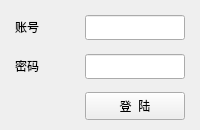
Old version of the form fluent_queue/ui_qt/ui_login.ui in the repository qweaxdzsc/fluent_add_on.
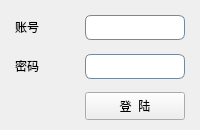
New version of the form.

Commit message: - update fluent queue:   - now it have func_setting.py.   - func_setting.py provide a setting UI, with three function now,   first, suspend next in line   second, set cores for calculation   third, launch scheduler for plan mission

```diff
--- a/fluent_queue/ui_qt/ui_login.ui
+++ b/fluent_queue/ui_qt/ui_login.ui
@@ -25,6 +25,12 @@
   <property name="windowTitle">
    <string>登陆</string>
   </property>
+  <property name="styleSheet">
+   <string notr="true">QLineEdit{
+	border:1px solid #778899;
+	border-radius:6px;
+	padding:2px 2px}</string>
+  </property>
   <layout class="QGridLayout" name="gridLayout">
    <property name="leftMargin">
     <number>15</number>
```
The commit also changes 154 other files.
